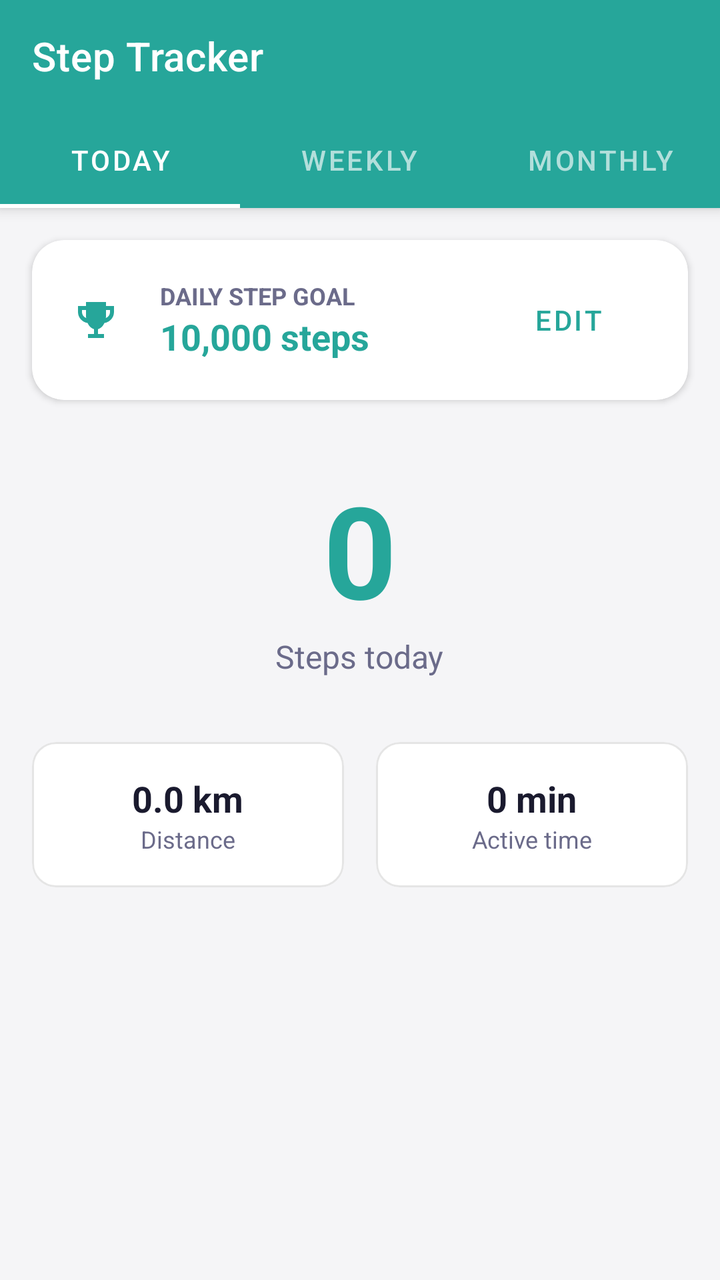
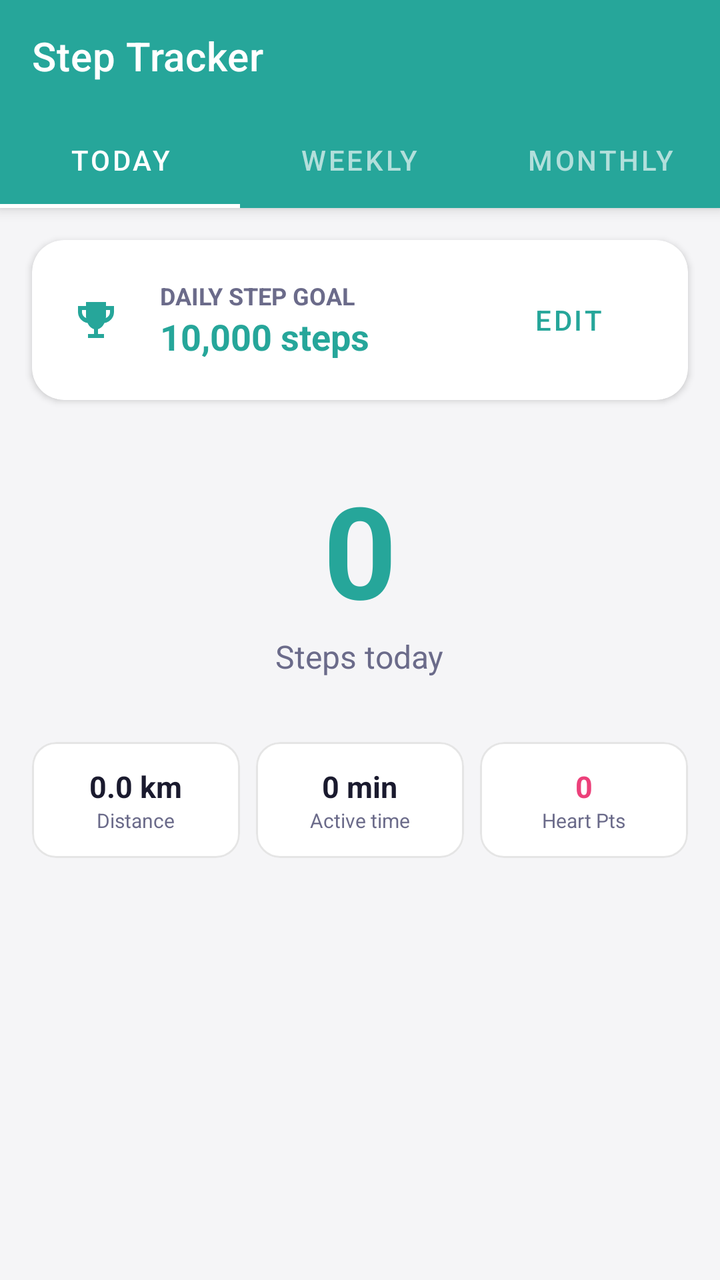

An Android layout rendered at two revisions. The XML below is the earlier revision; the diff shows what the commit changed to produce the second picture.
<!-- AndroidManifest.xml: application theme Theme.DailyRoutine -->
<!-- res/layout/activity_walking_data.xml -->
<?xml version="1.0" encoding="utf-8"?>
<androidx.coordinatorlayout.widget.CoordinatorLayout xmlns:android="http://schemas.android.com/apk/res/android"
    xmlns:app="http://schemas.android.com/apk/res-auto"
    android:layout_width="match_parent"
    android:layout_height="match_parent"
    android:background="@color/bgPage">

    <com.google.android.material.appbar.AppBarLayout
        android:id="@+id/appBar"
        android:layout_width="match_parent"
        android:layout_height="wrap_content"
        android:background="@color/healthWalking">

        <androidx.appcompat.widget.Toolbar
            android:id="@+id/toolbar"
            android:layout_width="match_parent"
            android:layout_height="?attr/actionBarSize"
            app:title="Step Tracker"
            app:titleTextColor="@android:color/white"/>

        <com.google.android.material.tabs.TabLayout
            android:id="@+id/tabLayout"
            android:layout_width="match_parent"
            android:layout_height="wrap_content"
            android:background="@color/healthWalking"
            app:tabTextColor="#B2DFDB"
            app:tabSelectedTextColor="@android:color/white"
            app:tabIndicatorColor="@android:color/white"
            app:tabMode="fixed">
            <com.google.android.material.tabs.TabItem android:layout_width="wrap_content" android:layout_height="wrap_content" android:text="Today"/>
            <com.google.android.material.tabs.TabItem android:layout_width="wrap_content" android:layout_height="wrap_content" android:text="Weekly"/>
            <com.google.android.material.tabs.TabItem android:layout_width="wrap_content" android:layout_height="wrap_content" android:text="Monthly"/>
        </com.google.android.material.tabs.TabLayout>

    </com.google.android.material.appbar.AppBarLayout>

    <LinearLayout
        android:id="@+id/contentRoot"
        android:layout_width="match_parent"
        android:layout_height="match_parent"
        android:orientation="vertical"
        android:paddingBottom="24dp"
        app:layout_behavior="@string/appbar_scrolling_view_behavior">

        
        <com.google.android.material.card.MaterialCardView
            android:layout_width="match_parent"
            android:layout_height="wrap_content"
            android:layout_margin="16dp"
            app:cardCornerRadius="16dp"
            app:cardElevation="2dp">
            <LinearLayout
                android:layout_width="match_parent"
                android:layout_height="wrap_content"
                android:orientation="horizontal"
                android:padding="16dp"
                android:gravity="center_vertical">
                <ImageView android:layout_width="32dp" android:layout_height="32dp" android:contentDescription="Step goal" android:padding="4dp" app:srcCompat="@drawable/ic_trophy" app:tint="@color/healthWalking"/>
                <LinearLayout android:layout_width="0dp" android:layout_height="wrap_content" android:layout_weight="1" android:layout_marginStart="16dp" android:orientation="vertical">
                    <TextView android:layout_width="wrap_content" android:layout_height="wrap_content" android:text="Daily Step Goal" android:textSize="12sp" android:textStyle="bold" android:textColor="@color/textSecondary" android:textAllCaps="true"/>
                    <TextView android:id="@+id/tvStepGoal" android:layout_width="wrap_content" android:layout_height="wrap_content" android:text="10,000 steps" android:textSize="18sp" android:textStyle="bold" android:textColor="@color/healthWalking"/>
                </LinearLayout>
                <Button android:id="@+id/btnEditStepGoal" style="@style/Widget.MaterialComponents.Button.TextButton" android:layout_width="wrap_content" android:layout_height="wrap_content" android:text="Edit" android:textColor="@color/healthWalking"/>
            </LinearLayout>
        </com.google.android.material.card.MaterialCardView>

        <FrameLayout
            android:id="@+id/container"
            android:layout_width="match_parent"
            android:layout_height="match_parent">

            
            <LinearLayout
                android:id="@+id/viewToday"
                android:layout_width="match_parent"
                android:layout_height="match_parent"
                android:orientation="vertical"
                android:padding="16dp"
                android:gravity="center_horizontal"
                android:visibility="visible">

                <TextView
                    android:id="@+id/tvCurrentSteps"
                    android:layout_width="wrap_content"
                    android:layout_height="wrap_content"
                    android:text="0"
                    android:textSize="64sp"
                    android:textStyle="bold"
                    android:textColor="@color/healthWalking"/>

                <TextView
                    android:layout_width="wrap_content"
                    android:layout_height="wrap_content"
                    android:text="Steps today"
                    android:textSize="16sp"
                    android:textColor="@color/textSecondary"/>

                <LinearLayout
                    android:layout_width="match_parent"
                    android:layout_height="wrap_content"
                    android:orientation="horizontal"
                    android:layout_marginTop="32dp">

                    <com.google.android.material.card.MaterialCardView
                        android:layout_width="0dp"
                        android:layout_height="wrap_content"
                        android:layout_weight="1"
                        android:layout_marginEnd="8dp"
                        app:cardCornerRadius="12dp"
                        app:cardElevation="0dp"
                        app:strokeWidth="1dp"
                        app:strokeColor="#1A000000">
                        <LinearLayout android:layout_width="match_parent" android:layout_height="wrap_content" android:orientation="vertical" android:padding="16dp" android:gravity="center">
                            <TextView android:id="@+id/tvDistance" android:layout_width="wrap_content" android:layout_height="wrap_content" android:text="0.0 km" android:textStyle="bold" android:textSize="18sp" android:textColor="@color/textPrimary"/>
                            <TextView android:layout_width="wrap_content" android:layout_height="wrap_content" android:text="Distance" android:textSize="12sp" android:textColor="@color/textSecondary"/>
                        </LinearLayout>
                    </com.google.android.material.card.MaterialCardView>

                    <com.google.android.material.card.MaterialCardView
                        android:layout_width="0dp"
                        android:layout_height="wrap_content"
                        android:layout_weight="1"
                        android:layout_marginStart="8dp"
                        app:cardCornerRadius="12dp"
                        app:cardElevation="0dp"
                        app:strokeWidth="1dp"
                        app:strokeColor="#1A000000">
                        <LinearLayout android:layout_width="match_parent" android:layout_height="wrap_content" android:orientation="vertical" android:padding="16dp" android:gravity="center">
                            <TextView android:id="@+id/tvDuration" android:layout_width="wrap_content" android:layout_height="wrap_content" android:text="0 min" android:textStyle="bold" android:textSize="18sp" android:textColor="@color/textPrimary"/>
                            <TextView android:layout_width="wrap_content" android:layout_height="wrap_content" android:text="Active time" android:textSize="12sp" android:textColor="@color/textSecondary"/>
                        </LinearLayout>
                    </com.google.android.material.card.MaterialCardView>
                </LinearLayout>

            </LinearLayout>

            
            <LinearLayout
                android:id="@+id/viewWeekly"
                android:layout_width="match_parent"
                android:layout_height="match_parent"
                android:orientation="vertical"
                android:visibility="gone">

                <HorizontalScrollView
                    android:layout_width="match_parent"
                    android:layout_height="300dp"
                    android:scrollbars="none">
                    <LinearLayout
                        android:id="@+id/llWeeklyStepsGraph"
                        android:layout_width="wrap_content"
                        android:layout_height="match_parent"
                        android:orientation="horizontal"
                        android:padding="16dp"
                        android:gravity="bottom"/>
                </HorizontalScrollView>

            </LinearLayout>

            
            <LinearLayout
                android:id="@+id/viewMonthly"
                android:layout_width="match_parent"
                android:layout_height="match_parent"
                android:orientation="vertical"
                android:visibility="gone">

                <androidx.recyclerview.widget.RecyclerView
                    android:id="@+id/rvMonthlySteps"
                    android:layout_width="match_parent"
                    android:layout_height="match_parent"
                    android:paddingBottom="24dp"
                    android:clipToPadding="false"
                    app:layoutManager="androidx.recyclerview.widget.LinearLayoutManager"
                    android:orientation="horizontal"/>

            </LinearLayout>

        </FrameLayout>

    </LinearLayout>

</androidx.coordinatorlayout.widget.CoordinatorLayout>
<!-- resources referenced by this layout -->
<resources>
  <color name="bgPage">#F5F5F7</color>
  <color name="healthWalking">#26A69A</color>
  <color name="textPrimary">#1A1A2E</color>
  <color name="textSecondary">#6B6B8A</color>
  <!-- drawable ic_trophy (drawable) -->
  <vector xmlns:android="http://schemas.android.com/apk/res/android" android:width="24dp" android:height="24dp" android:viewportWidth="24" android:viewportHeight="24">
      <path android:fillColor="@color/iconWalking" android:pathData="M7,3H17V5H21V8C21,10.8 18.9,13.1 16.2,13.5C15.6,15 14.5,16.1 13,16.6V19H16V21H8V19H11V16.6C9.5,16.1 8.4,15 7.8,13.5C5.1,13.1 3,10.8 3,8V5H7V3ZM5,7V8C5,9.4 5.9,10.6 7.1,11C7,10.7 7,10.4 7,10V7H5ZM17,7V10C17,10.4 17,10.7 16.9,11C18.1,10.6 19,9.4 19,8V7H17Z"/>
  </vector>
  <style name="Theme.DailyRoutine" parent="Theme.MaterialComponents.DayNight.NoActionBar">
          <item name="colorPrimary">@color/primary</item>
          <item name="colorPrimaryVariant">@color/primaryDark</item>
          <item name="colorOnPrimary">@android:color/white</item>
          <item name="colorSecondary">@color/accent</item>
          <item name="colorOnSecondary">@android:color/white</item>
          <item name="android:windowBackground">@color/bgPage</item>
          <item name="android:statusBarColor">@color/statusBar</item>
          <item name="android:navigationBarColor">@color/primaryDark</item>
          
          <item name="dialogCornerRadius">16dp</item>
      </style>
  <color name="iconWalking">#00A896</color>
  <color name="primary">#5B5FEF</color>
  <color name="primaryDark">#3F41C2</color>
  <color name="accent">#7E57C2</color>
  <color name="statusBar">#5B5FEF</color>
</resources>

<!-- the commit's change to res/layout/activity_walking_data.xml (unified diff, before → after) -->
@@ -99,20 +99,21 @@
                     android:layout_width="match_parent"
                     android:layout_height="wrap_content"
                     android:orientation="horizontal"
-                    android:layout_marginTop="32dp">
+                    android:layout_marginTop="32dp"
+                    android:weightSum="3">
 
                     <com.google.android.material.card.MaterialCardView
                         android:layout_width="0dp"
                         android:layout_height="wrap_content"
                         android:layout_weight="1"
-                        android:layout_marginEnd="8dp"
+                        android:layout_marginEnd="4dp"
                         app:cardCornerRadius="12dp"
                         app:cardElevation="0dp"
                         app:strokeWidth="1dp"
                         app:strokeColor="#1A000000">
-                        <LinearLayout android:layout_width="match_parent" android:layout_height="wrap_content" android:orientation="vertical" android:padding="16dp" android:gravity="center">
-                            <TextView android:id="@+id/tvDistance" android:layout_width="wrap_content" android:layout_height="wrap_content" android:text="0.0 km" android:textStyle="bold" android:textSize="18sp" android:textColor="@color/textPrimary"/>
-                            <TextView android:layout_width="wrap_content" android:layout_height="wrap_content" android:text="Distance" android:textSize="12sp" android:textColor="@color/textSecondary"/>
+                        <LinearLayout android:layout_width="match_parent" android:layout_height="wrap_content" android:orientation="vertical" android:padding="12dp" android:gravity="center">
+                            <TextView android:id="@+id/tvDistance" android:layout_width="wrap_content" android:layout_height="wrap_content" android:text="0.0 km" android:textStyle="bold" android:textSize="15sp" android:textColor="@color/textPrimary"/>
+                            <TextView android:layout_width="wrap_content" android:layout_height="wrap_content" android:text="Distance" android:textSize="10sp" android:textColor="@color/textSecondary"/>
                         </LinearLayout>
                     </com.google.android.material.card.MaterialCardView>
 
@@ -120,14 +121,29 @@
                         android:layout_width="0dp"
                         android:layout_height="wrap_content"
                         android:layout_weight="1"
-                        android:layout_marginStart="8dp"
+                        android:layout_marginHorizontal="4dp"
                         app:cardCornerRadius="12dp"
                         app:cardElevation="0dp"
                         app:strokeWidth="1dp"
                         app:strokeColor="#1A000000">
-                        <LinearLayout android:layout_width="match_parent" android:layout_height="wrap_content" android:orientation="vertical" android:padding="16dp" android:gravity="center">
-                            <TextView android:id="@+id/tvDuration" android:layout_width="wrap_content" android:layout_height="wrap_content" android:text="0 min" android:textStyle="bold" android:textSize="18sp" android:textColor="@color/textPrimary"/>
-                            <TextView android:layout_width="wrap_content" android:layout_height="wrap_content" android:text="Active time" android:textSize="12sp" android:textColor="@color/textSecondary"/>
+                        <LinearLayout android:layout_width="match_parent" android:layout_height="wrap_content" android:orientation="vertical" android:padding="12dp" android:gravity="center">
+                            <TextView android:id="@+id/tvDuration" android:layout_width="wrap_content" android:layout_height="wrap_content" android:text="0 min" android:textStyle="bold" android:textSize="15sp" android:textColor="@color/textPrimary"/>
+                            <TextView android:layout_width="wrap_content" android:layout_height="wrap_content" android:text="Active time" android:textSize="10sp" android:textColor="@color/textSecondary"/>
+                        </LinearLayout>
+                    </com.google.android.material.card.MaterialCardView>
+
+                    <com.google.android.material.card.MaterialCardView
+                        android:layout_width="0dp"
+                        android:layout_height="wrap_content"
+                        android:layout_weight="1"
+                        android:layout_marginStart="4dp"
+                        app:cardCornerRadius="12dp"
+                        app:cardElevation="0dp"
+                        app:strokeWidth="1dp"
+                        app:strokeColor="#1A000000">
+                        <LinearLayout android:layout_width="match_parent" android:layout_height="wrap_content" android:orientation="vertical" android:padding="12dp" android:gravity="center">
+                            <TextView android:id="@+id/tvHeartPoints" android:layout_width="wrap_content" android:layout_height="wrap_content" android:text="0" android:textStyle="bold" android:textSize="15sp" android:textColor="@color/healthCalories"/>
+                            <TextView android:layout_width="wrap_content" android:layout_height="wrap_content" android:text="Heart Pts" android:textSize="10sp" android:textColor="@color/textSecondary"/>
                         </LinearLayout>
                     </com.google.android.material.card.MaterialCardView>
                 </LinearLayout>
<!-- resource entries referenced after the edit -->
@@ -1,6 +1,7 @@
 <!-- resources referenced by this layout -->
 <resources>
   <color name="bgPage">#F5F5F7</color>
+  <color name="healthCalories">#EC407A</color>
   <color name="healthWalking">#26A69A</color>
   <color name="textPrimary">#1A1A2E</color>
   <color name="textSecondary">#6B6B8A</color>
